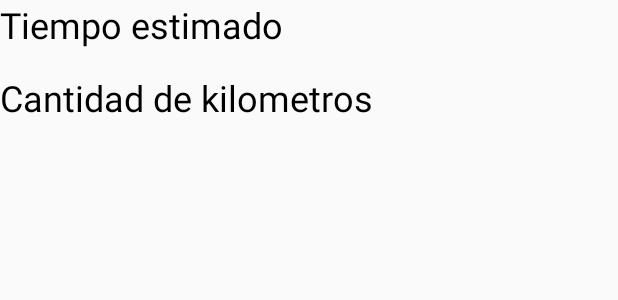
After one commit to constanzamorillo1/tesis, an Android app: the layout fragment_data_path.xml on its own in the app's theme, with its tools: preview values and no code run, on a phone screen of 412 x 824 dp. The commit adds this screen. Shown: the top 300 px of the screen. Run offline under Robolectric (Android 15) with nearby library versions, the phone set to English and light mode, and no system bars.

Commit message:
define and apply modal with data when app finishes the calculate route

```diff
--- a/app/build.gradle
+++ b/app/build.gradle
@@ -32,7 +32,6 @@ android {
     }
 
     buildFeatures {
-        dataBinding true
         viewBinding true
     }
 
@@ -69,7 +68,7 @@ dependencies {
     implementation 'org.jetbrains.kotlinx:kotlinx-coroutines-android:1.3.9'
 
     //material
-    implementation 'com.google.android.material:material:1.5.0'
+    implementation 'com.google.android.material:material:1.6.0'
 
 
 }
--- a/app/src/main/java/com/example/tesis/ui/OsmdroidActivity.kt
+++ b/app/src/main/java/com/example/tesis/ui/OsmdroidActivity.kt
@@ -316,5 +316,8 @@ class OsmdroidActivity : AppCompatActivity(), MapEventsReceiver {
         }
         Log.d("time road", road.mDuration.toString())
         binding.maps.invalidate()
+
+        val modalBottomSheet = ModalBottomSheet.newInstance((road.mDuration/60).toInt().toString(), road.mLength.toInt().toString())
+        modalBottomSheet.show(supportFragmentManager, "modalBottomSheet")
     }
 }
--- /dev/null
+++ b/app/src/main/res/layout/fragment_data_path.xml
@@ -0,0 +1,31 @@
+<?xml version="1.0" encoding="utf-8"?>
+<androidx.constraintlayout.widget.ConstraintLayout
+    xmlns:android="http://schemas.android.com/apk/res/android"
+    android:layout_width="match_parent"
+    android:layout_height="match_parent"
+    android:paddingBottom="120dp"
+    xmlns:tools="http://schemas.android.com/tools"
+    xmlns:app="http://schemas.android.com/apk/res-auto">
+
+    <TextView
+        android:id="@+id/time"
+        android:textSize="24sp"
+        android:textColor="@color/colorBlack"
+        android:layout_width="wrap_content"
+        android:layout_height="wrap_content"
+        app:layout_constraintTop_toTopOf="parent"
+        app:layout_constraintStart_toStartOf="parent"
+        tools:text="Tiempo estimado"/>
+
+    <TextView
+        android:id="@+id/kms"
+        android:textSize="24sp"
+        android:textColor="@color/colorBlack"
+        android:layout_width="wrap_content"
+        android:layout_height="wrap_content"
+        android:layout_marginTop="16dp"
+        app:layout_constraintTop_toBottomOf="@id/time"
+        app:layout_constraintStart_toStartOf="parent"
+        tools:text="Cantidad de kilometros"/>
+
+</androidx.constraintlayout.widget.ConstraintLayout>
--- a/app/src/main/res/values/colors.xml
+++ b/app/src/main/res/values/colors.xml
@@ -5,4 +5,5 @@
     <color name="colorAccent">#03DAC5</color>
     <color name="colorWhite">#FFFFFF</color>
     <color name="colorRed">#d12634</color>
+    <color name="colorBlack">#000000</color>
 </resources>
```
Also changed, not shown: app/src/main/java/com/example/tesis/ui/ModalBottomSheet.kt (added, +37 -0 lines).
